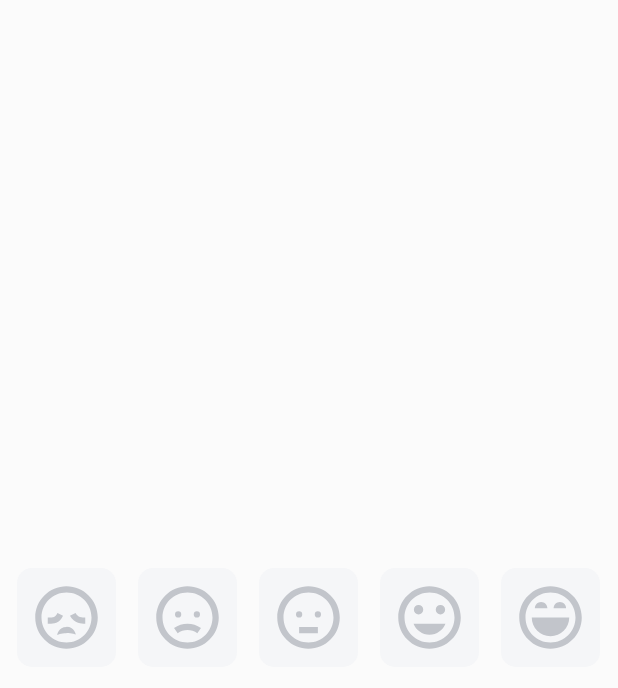
After one commit to CampbellMG/MiniMoods, an Android app: the layout layout_mood_row_widget.xml on its own in the app's theme, with its tools: preview values and no code run, on a phone screen of 412 x 824 dp. The commit adds this screen. Shown: the top 688 px of the screen. Run offline under Robolectric (Android 15) with nearby library versions, the phone set to English and light mode, and no system bars.

Commit message:
Fixed widget

```diff
--- a/app/build.gradle
+++ b/app/build.gradle
@@ -15,8 +15,8 @@ android {
         applicationId "com.cmgcode.minimoods"
         minSdkVersion 21
         targetSdk 34
-        versionCode 2
-        versionName "1.1.0"
+        versionCode 3
+        versionName "1.1.1"
 
         vectorDrawables.useSupportLibrary true
         testInstrumentationRunner "androidx.test.runner.AndroidJUnitRunner"
--- a/app/src/main/java/com/cmgcode/minimoods/data/MoodDao.kt
+++ b/app/src/main/java/com/cmgcode/minimoods/data/MoodDao.kt
@@ -11,6 +11,9 @@ interface MoodDao {
     @Query("SELECT * FROM mood")
     suspend fun getAll(): List<Mood>
 
+    @Query("SELECT * FROM mood WHERE date = :date")
+    suspend fun getMood(date: Long): Mood?
+
     @Query("SELECT * FROM mood WHERE date BETWEEN :from AND :to")
     fun getMoodsBetween(from: Long, to: Long): LiveData<List<Mood>>
 
--- /dev/null
+++ b/app/src/main/res/layout/layout_mood_row_widget.xml
@@ -0,0 +1,111 @@
+<?xml version="1.0" encoding="utf-8"?>
+<LinearLayout xmlns:android="http://schemas.android.com/apk/res/android"
+    android:layout_width="match_parent"
+    android:layout_height="match_parent"
+    android:baselineAligned="false"
+    android:orientation="horizontal"
+    android:paddingStart="8dp">
+
+    <LinearLayout
+        android:layout_width="0dp"
+        android:layout_height="wrap_content"
+        android:layout_gravity="center"
+        android:layout_weight="1"
+        android:gravity="center">
+
+        <ImageButton
+            android:id="@+id/widget_mood_5"
+            android:layout_width="wrap_content"
+            android:layout_height="wrap_content"
+            android:layout_marginEnd="8dp"
+            android:adjustViewBounds="true"
+            android:background="@drawable/background_mood_button"
+            android:contentDescription="@string/very_sad"
+            android:padding="8dp"
+            android:scaleType="centerInside"
+            android:src="@drawable/ic_mood_5" />
+    </LinearLayout>
+
+    <LinearLayout
+        android:layout_width="0dp"
+        android:layout_height="wrap_content"
+        android:layout_gravity="center"
+        android:layout_weight="1"
+        android:gravity="center">
+
+        <ImageButton
+            android:id="@+id/widget_mood_4"
+            android:layout_width="wrap_content"
+            android:layout_height="wrap_content"
+            android:layout_marginEnd="8dp"
+            android:adjustViewBounds="true"
+            android:background="@drawable/background_mood_button"
+            android:contentDescription="@string/sad"
+            android:padding="8dp"
+            android:scaleType="centerInside"
+            android:src="@drawable/ic_mood_4" />
+    </LinearLayout>
+
+    <LinearLayout
+        android:layout_width="0dp"
+        android:layout_height="wrap_content"
+        android:layout_gravity="center"
+        android:layout_weight="1"
+        android:gravity="center">
+
+        <ImageButton
+            android:id="@+id/widget_mood_3"
+            android:layout_width="wrap_content"
+            android:layout_height="wrap_content"
+            android:layout_marginEnd="8dp"
+            android:adjustViewBounds="true"
+            android:background="@drawable/background_mood_button"
+            android:contentDescription="@string/neutral"
+            android:padding="8dp"
+            android:scaleType="centerInside"
+            android:src="@drawable/ic_mood_3" />
+    </LinearLayout>
+
+    <LinearLayout
+        android:layout_width="0dp"
+        android:layout_height="wrap_content"
+        android:layout_gravity="center"
+        android:layout_weight="1"
+        android:gravity="center">
+
+        <ImageButton
+            android:id="@+id/widget_mood_2"
+            android:layout_width="wrap_content"
+            android:layout_height="wrap_content"
+            android:layout_marginEnd="8dp"
+            android:adjustViewBounds="true"
+            android:background="@drawable/background_mood_button"
+            android:contentDescription="@string/happy"
+            android:padding="8dp"
+            android:scaleType="centerInside"
+            android:src="@drawable/ic_mood_2" />
+    </LinearLayout>
+
+    <LinearLayout
+        android:layout_width="0dp"
+        android:layout_height="wrap_content"
+        android:layout_gravity="center"
+        android:layout_weight="1"
+        android:gravity="center">
+
+
+        <ImageButton
+            android:id="@+id/widget_mood_1"
+            android:layout_width="wrap_content"
+            android:layout_height="wrap_content"
+            android:layout_marginEnd="8dp"
+            android:adjustViewBounds="true"
+            android:background="@drawable/background_mood_button"
+            android:contentDescription="@string/very_happy"
+            android:padding="8dp"
+            android:scaleType="centerInside"
+            android:src="@drawable/ic_mood_1" />
+
+    </LinearLayout>
+
+</LinearLayout>
```
Also changed, not shown: app/src/main/java/com/cmgcode/minimoods/data/MoodRepository.kt (+18 -9 lines), app/src/main/java/com/cmgcode/minimoods/dependencies/MiniMoodsModule.kt (+7 -0 lines), app/src/main/java/com/cmgcode/minimoods/moods/MoodSelectionUseCase.kt (added, +22 -0 lines), app/src/main/java/com/cmgcode/minimoods/moods/MoodViewModel.kt (+2 -7 lines), app/src/main/java/com/cmgcode/minimoods/widget/MiniMoodsWidgetProvider.kt (+44 -15 lines), 6 other files.
